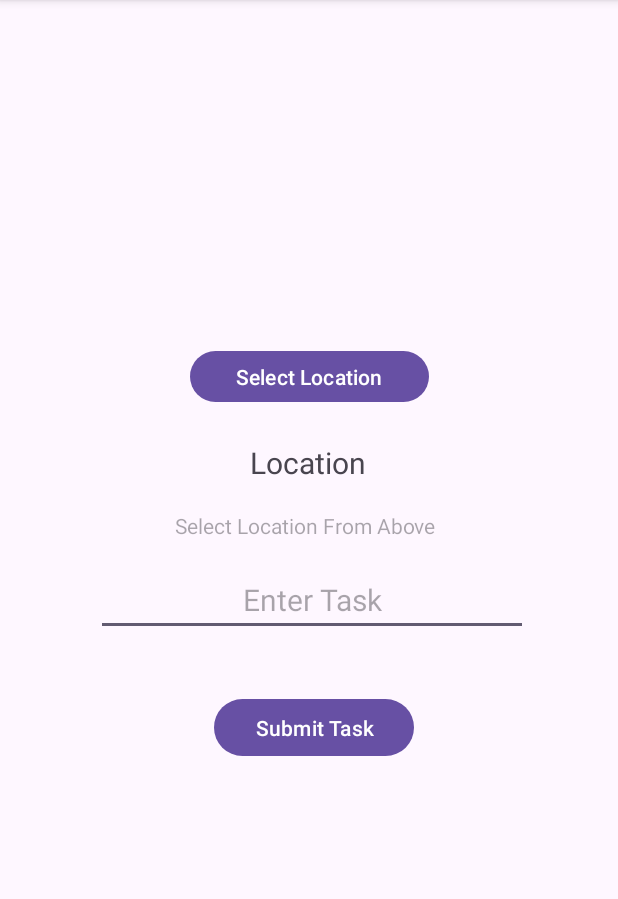
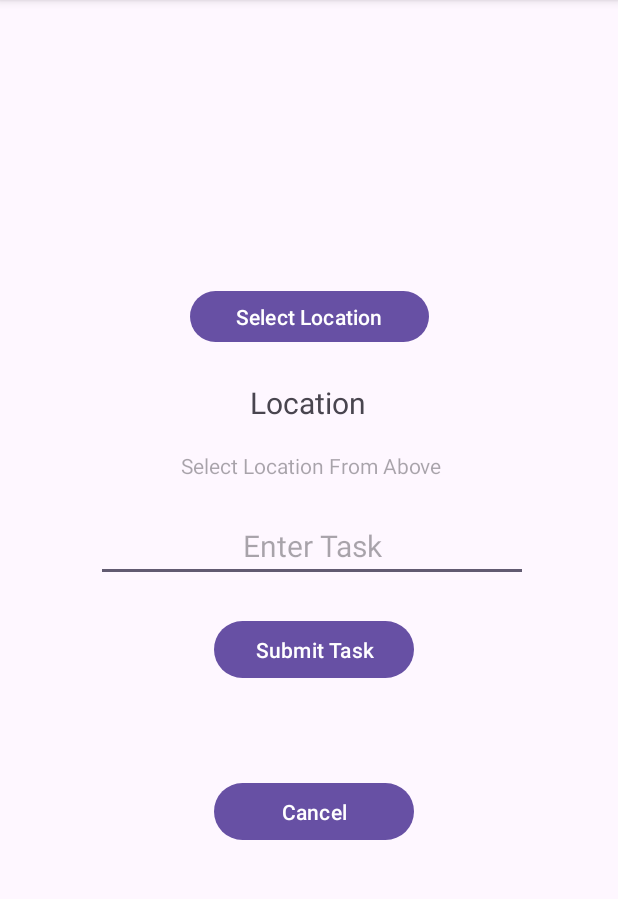
Before and after one commit to Imortallix/Errand-Adventures, an Android app: the AddStop screen opened directly, with no data from a screen before it, on a phone screen of 412 x 824 dp, the part 96-995 px from its top. Run offline under Robolectric (Android 15) with nearby library versions, the phone set to English and light mode, and no system bars; 1 statement that could not run was skipped.

Commit message:
addStop cancel button + empty location/task checking

```diff
--- a/app/src/main/java/com/cs407/errandadventures/AddStop.java
+++ b/app/src/main/java/com/cs407/errandadventures/AddStop.java
@@ -26,7 +26,6 @@ import java.util.List;
 
 public class AddStop extends AppCompatActivity {
 
-    private int id = -1;
     private String username;
     private String location;
     private String latlng;
@@ -72,6 +71,13 @@ public class AddStop extends AppCompatActivity {
                 }
             });
 
+
+    public void cancel(View view) {
+        Intent intent = new Intent(this, ErrandAdventureActivity.class);
+        intent.putExtra("username", username);
+        startActivity(intent);
+    }
+
     public void done(View view) {
 
         EditText edit = findViewById(R.id.task);
@@ -81,19 +87,17 @@ public class AddStop extends AppCompatActivity {
         SQLiteDatabase database =context.openOrCreateDatabase("toDo", Context.MODE_PRIVATE, null);
         DBHelper helper = new DBHelper(database);
 
-        if(id == -1) {
-            Log.i("info", "addstop"+ task + location + latlng);
+        TextView cancelMessage = (TextView)findViewById(R.id.cmessage);
 
+        if(location != null && task != null) {
             helper.saveStop(username, task, location, latlng);
-
+            helper.database.close();
+            Intent intent = new Intent(this, ErrandAdventureActivity.class);
+            intent.putExtra("username", username);
+            startActivity(intent);
+            cancelMessage.setText("");
         } else {
-            //helper.update(username, date, title, content);
+            cancelMessage.setText("Location or Task is empty.");
         }
-
-        helper.database.close();
-        Intent intent = new Intent(this, ErrandAdventureActivity.class);
-        intent.putExtra("username", username);
-        startActivity(intent);
-
     }
 }
--- a/app/src/main/res/layout/activity_add_stop2.xml
+++ b/app/src/main/res/layout/activity_add_stop2.xml
@@ -7,23 +7,12 @@
     tools:context=".AddStop">
 
 
-    <Button
-        android:id="@+id/button"
-        android:layout_width="159dp"
-        android:layout_height="42dp"
-        android:layout_marginBottom="488dp"
-        android:onClick="startAutocompleteActivity"
-        android:text="Select Location"
-        app:layout_constraintBottom_toBottomOf="parent"
-        app:layout_constraintEnd_toEndOf="parent"
-        app:layout_constraintStart_toStartOf="parent" />
-
     <EditText
         android:id="@+id/task"
         android:layout_width="288dp"
         android:layout_height="42dp"
         android:layout_marginEnd="60dp"
-        android:layout_marginBottom="336dp"
+        android:layout_marginBottom="372dp"
         android:ems="10"
         android:gravity="center_horizontal"
         android:hint="Enter Task"
@@ -32,12 +21,23 @@
         app:layout_constraintBottom_toBottomOf="parent"
         app:layout_constraintEnd_toEndOf="parent" />
 
+    <Button
+        android:id="@+id/done"
+        android:layout_width="133dp"
+        android:layout_height="46dp"
+        android:layout_marginEnd="136dp"
+        android:layout_marginBottom="304dp"
+        android:onClick="done"
+        android:text="Submit Task"
+        app:layout_constraintBottom_toBottomOf="parent"
+        app:layout_constraintEnd_toEndOf="parent" />
+
     <TextView
         android:id="@+id/name"
         android:layout_width="265dp"
         android:layout_height="19dp"
-        android:layout_marginEnd="76dp"
-        android:layout_marginBottom="400dp"
+        android:layout_marginEnd="72dp"
+        android:layout_marginBottom="440dp"
         android:gravity="center_horizontal"
         android:hint="Select Location From Above"
         app:layout_constraintBottom_toBottomOf="parent"
@@ -48,7 +48,7 @@
         android:layout_width="269dp"
         android:layout_height="29dp"
         android:layout_marginEnd="72dp"
-        android:layout_marginBottom="436dp"
+        android:layout_marginBottom="476dp"
         android:gravity="center_horizontal"
         android:text="Location"
         android:textSize="20dp"
@@ -56,13 +56,38 @@
         app:layout_constraintEnd_toEndOf="parent" />
 
     <Button
-        android:id="@+id/done"
+        android:id="@+id/cancel"
         android:layout_width="133dp"
         android:layout_height="46dp"
         android:layout_marginEnd="136dp"
-        android:layout_marginBottom="252dp"
-        android:onClick="done"
-        android:text="Submit Task"
+        android:layout_marginBottom="196dp"
+        android:onClick="cancel"
+        android:text="Cancel"
         app:layout_constraintBottom_toBottomOf="parent"
         app:layout_constraintEnd_toEndOf="parent" />
+
+    <TextView
+        android:id="@+id/cmessage"
+        android:layout_width="269dp"
+        android:layout_height="29dp"
+        android:layout_marginEnd="68dp"
+        android:layout_marginBottom="260dp"
+        android:gravity="center_horizontal"
+        android:text=""
+        android:textColor="#ff0000"
+        android:textSize="15dp"
+        app:layout_constraintBottom_toBottomOf="parent"
+        app:layout_constraintEnd_toEndOf="parent" />
+
+    <Button
+        android:id="@+id/button"
+        android:layout_width="159dp"
+        android:layout_height="42dp"
+        android:layout_marginBottom="528dp"
+        android:onClick="startAutocompleteActivity"
+        android:text="Select Location"
+        app:layout_constraintBottom_toBottomOf="parent"
+        app:layout_constraintEnd_toEndOf="parent"
+        app:layout_constraintStart_toStartOf="parent" />
+
 </androidx.constraintlayout.widget.ConstraintLayout>
```
